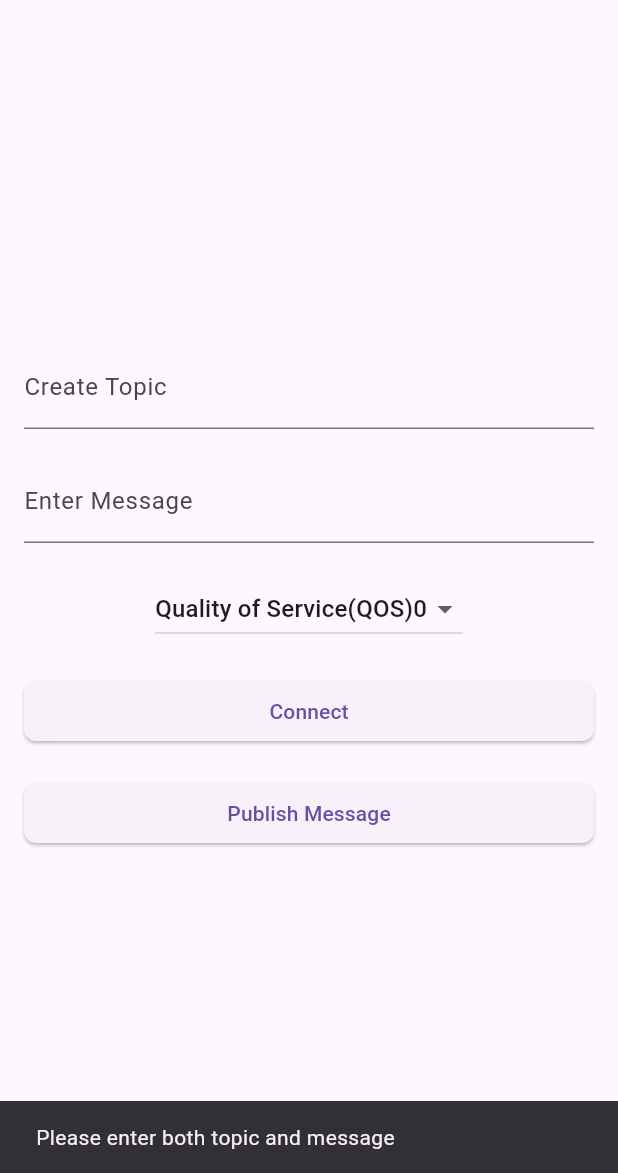
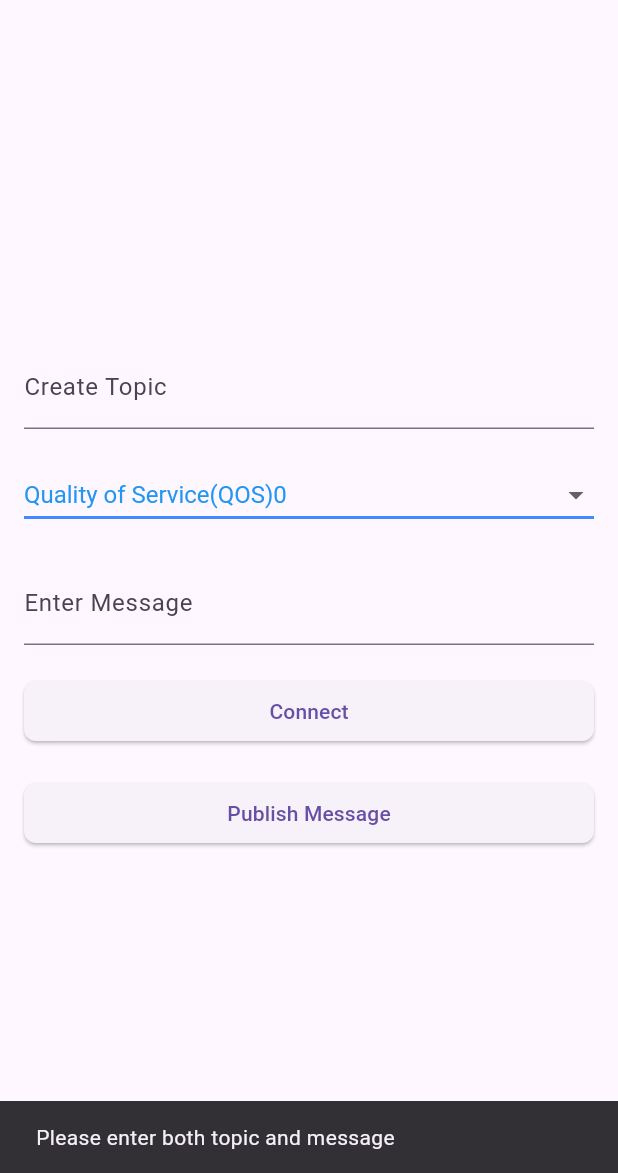
Before and after one commit to amAkshay18/mqtt_example, a Flutter app: the screen it shows after launch, after a tap on "Publish Message", on a phone screen of 412 x 824 dp, the part 63-1236 px from its top. Run offline on Flutter 3.47's test engine with Material 3 defaults, Android fonts, the phone set to English and light mode, and no system bars; missing offline and left inert: mqtt_client.

Commit message:
Task almost completed

```diff
--- a/lib/mqtt_services.dart
+++ b/lib/features/home/service/mqtt_services.dart
@@ -1,4 +1,5 @@
 import 'dart:developer';
+import 'package:flutter/material.dart';
 import 'package:mqtt_client/mqtt_client.dart';
 import 'package:mqtt_client/mqtt_server_client.dart';
 import 'package:uuid/uuid.dart';
@@ -32,11 +33,11 @@ class MQTTService {
   }
 
   void onConnected() {
-    print('Connected');
+    debugPrint('Connected');
   }
 
   void onDisconnected() {
-    print('Disconnected');
+    debugPrint('Disconnected');
   }
 
   void disconnect() {
--- /dev/null
+++ b/lib/features/home/view/home_screen.dart
@@ -0,0 +1,158 @@
+import 'dart:developer';
+import 'package:flutter/material.dart';
+import 'package:onwords/features/home/view_model/home_view_model.dart';
+import 'package:onwords/utils/app_strings.dart';
+import 'package:provider/provider.dart';
+
+class HomeScreen extends StatefulWidget {
+  const HomeScreen({super.key});
+
+  @override
+  HomeScreenState createState() => HomeScreenState();
+}
+
+class HomeScreenState extends State<HomeScreen> {
+  @override
+  void dispose() {
+    context.read<HomeViewModel>().topicController.dispose();
+    context.read<HomeViewModel>().messageController.dispose();
+    super.dispose();
+  }
+
+  @override
+  Widget build(BuildContext context) {
+    return Scaffold(
+      appBar: AppBar(
+        title: const Text(AppStrings.title),
+      ),
+      body: Padding(
+        padding: const EdgeInsets.all(16.0),
+        child: Center(
+          child: Column(
+            mainAxisAlignment: MainAxisAlignment.center,
+            children: <Widget>[
+              TextFormField(
+                controller: context.read<HomeViewModel>().topicController,
+                decoration: const InputDecoration(
+                  labelText: 'Create Topic',
+                ),
+              ),
+              const SizedBox(height: 20),
+              Selector<HomeViewModel, String>(
+                  selector: (p0, p1) => p1.selectedQoS,
+                  builder: (context, selectedQos, _) {
+                    return SizedBox(
+                      width: double.infinity,
+                      child: DropdownButton<String>(
+                        value: selectedQos,
+                        isExpanded: true,
+                        underline: Container(
+                          height: 2,
+                          color: Colors.blueAccent,
+                        ),
+                        items: <String>['0', '1', '2'].map((String value) {
+                          return DropdownMenuItem<String>(
+                            value: value,
+                            child: Text(
+                              'Quality of Service(QOS)$value',
+                              textAlign: TextAlign.center,
+                            ),
+                          );
+                        }).toList(),
+                        onChanged: (String? newValue) {
+                          context
+                              .read<HomeViewModel>()
+                              .updateSelectedQOS(newValue ?? "0");
+                        },
+                        style: const TextStyle(
+                          color: Colors.blue,
+                          fontSize: 16,
+                        ),
+                        dropdownColor: Colors.white,
+                        borderRadius: BorderRadius.circular(8),
+                      ),
+                    );
+                  }),
+              const SizedBox(height: 20),
+              TextFormField(
+                controller: context.read<HomeViewModel>().messageController,
+                decoration: const InputDecoration(
+                  labelText: 'Enter Message',
+                ),
+              ),
+              const SizedBox(height: 20),
+              SizedBox(
+                width: double.infinity,
+                child: ElevatedButton(
+                  onPressed: () async {
+                    await context.read<HomeViewModel>().connect().whenComplete(
+                      () {
+                        log('Connected to MQTT server');
+                        ScaffoldMessenger.of(context).showSnackBar(
+                          const SnackBar(
+                            content: Text('Connected to MQTT server'),
+                          ),
+                        );
+                      },
+                    );
+                  },
+                  style: ElevatedButton.styleFrom(
+                    shape: RoundedRectangleBorder(
+                      borderRadius: BorderRadius.circular(8),
+                    ),
+                  ),
+                  child: const Text(AppStrings.connect),
+                ),
+              ),
+              const SizedBox(height: 20),
+              SizedBox(
+                width: double.infinity,
+                child: ElevatedButton(
+                  onPressed: () {
+                    final topic =
+                        context.read<HomeViewModel>().topicController.text;
+                    debugPrint(
+                        '----------------------------------------$topic');
+
+                    final message =
+                        context.read<HomeViewModel>().messageController.text;
+                    debugPrint(
+                        '----------------------------------------$message');
+                    final selectedQualityOfService =
+                        int.parse(context.read<HomeViewModel>().selectedQoS);
+                    if (topic.isNotEmpty && message.isNotEmpty) {
+                      context.read<HomeViewModel>().publish(
+                            message: message,
+                            qosLevel: selectedQualityOfService,
+                            topic: topic,
+                          );
+                      log('Message published');
+                      ScaffoldMessenger.of(context).showSnackBar(
+                        const SnackBar(
+                          content: Text('Message published'),
+                        ),
+                      );
+                    } else {
+                      ScaffoldMessenger.of(context).showSnackBar(
+                        const SnackBar(
+                          content: Text('Please enter both topic and message'),
+                        ),
+                      );
+                    }
+                  },
+                  style: ElevatedButton.styleFrom(
+                    shape: RoundedRectangleBorder(
+                      borderRadius: BorderRadius.circular(8),
+                    ),
+                  ),
+                  //-----------------------------------------------------------------------------------
+                  child: const Text(AppStrings.publish),
+                ),
+              ),
+            ],
+          ),
+        ),
+      ),
+    );
+  }
+}
--- /dev/null
+++ b/lib/features/home/view_model/home_view_model.dart
@@ -0,0 +1,25 @@
+import 'package:flutter/material.dart';
+import 'package:onwords/features/home/service/mqtt_services.dart';
+
+class HomeViewModel extends ChangeNotifier {
+  HomeViewModel({required this.mqttService});
+  final MQTTService mqttService;
+  String selectedQoS = '0';
+
+  final TextEditingController topicController = TextEditingController();
+  final TextEditingController messageController = TextEditingController();
+
+  void publish(
+      {required String topic, required String message, required int qosLevel}) {
+    mqttService.publish(topic, message, qosLevel);
+  }
+
+  Future<void> connect() async {
+    await mqttService.connect();
+  }
+
+  updateSelectedQOS(String qos) {
+    selectedQoS = qos;
+    notifyListeners();
+  }
+}
--- a/lib/main.dart
+++ b/lib/main.dart
@@ -1,5 +1,8 @@
 import 'package:flutter/material.dart';
-import 'package:onwords/ui/home_screen.dart';
+import 'package:onwords/features/home/service/mqtt_services.dart';
+import 'package:onwords/features/home/view/home_screen.dart';
+import 'package:onwords/features/home/view_model/home_view_model.dart';
+import 'package:provider/provider.dart';
 
 void main() {
   runApp(const MyApp());
@@ -10,13 +13,17 @@
 
   @override
   Widget build(BuildContext context) {
-    return MaterialApp(
-      title: 'MQTT Example',
-      theme: ThemeData(
-        primarySwatch: Colors.blue,
-        visualDensity: VisualDensity.adaptivePlatformDensity,
+    return ChangeNotifierProvider(
+      create: (context) => HomeViewModel(mqttService: MQTTService()),
+      child: MaterialApp(
+        debugShowCheckedModeBanner: false,
+        title: 'HomeScreen',
+        theme: ThemeData(
+          primarySwatch: Colors.blue,
+          visualDensity: VisualDensity.adaptivePlatformDensity,
+        ),
+        home: const HomeScreen(),
       ),
-      home: const HomeScreen(),
     );
   }
 }
--- a/lib/ui/home_screen.dart
+++ /dev/null
@@ -1,128 +0,0 @@
-import 'dart:developer';
-import 'package:flutter/material.dart';
-import 'package:onwords/mqtt_services.dart';
-
-class HomeScreen extends StatefulWidget {
-  const HomeScreen({super.key});
-
-  @override
-  _HomeScreenState createState() => _HomeScreenState();
-}
-
-class _HomeScreenState extends State<HomeScreen> {
-  final MQTTService mqttService = MQTTService();
-  final TextEditingController topicController = TextEditingController();
-  final TextEditingController messageController = TextEditingController();
-  String selectedQoS = '0'; // Default QoS
-
-  @override
-  void dispose() {
-    topicController.dispose();
-    messageController.dispose();
-    super.dispose();
-  }
-
-  @override
-  Widget build(BuildContext context) {
-    return Scaffold(
-      appBar: AppBar(
-        title: const Text('MQTT Example'),
-      ),
-      body: Padding(
-        padding: const EdgeInsets.all(16.0),
-        child: Center(
-          child: Column(
-            mainAxisAlignment: MainAxisAlignment.center,
-            children: <Widget>[
-              TextFormField(
-                controller: topicController,
-                decoration: const InputDecoration(
-                  labelText: 'Create Topic',
-                ),
-              ),
-              const SizedBox(height: 20),
-              TextFormField(
-                controller: messageController,
-                decoration: const InputDecoration(
-                  labelText: 'Enter Message',
-                ),
-              ),
-              const SizedBox(height: 20),
-              DropdownButton<String>(
-                value: selectedQoS,
-                items: <String>['0', '1', '2'].map((String value) {
-                  return DropdownMenuItem<String>(
-                    value: value,
-                    child: Text('Quality of Service(QOS)$value'),
-                  );
-                }).toList(),
-                onChanged: (String? newValue) {
-                  setState(() {
-                    selectedQoS = newValue!;
-                  });
-                },
-              ),
-              const SizedBox(height: 20),
-              SizedBox(
-                width: double
-                    .infinity, // Make the button the same width as the parent
-                child: ElevatedButton(
-                  onPressed: () async {
-                    await mqttService.connect();
-                    log('Connected to MQTT server');
-                    ScaffoldMessenger.of(context).showSnackBar(
-                      const SnackBar(
-                        content: Text('Connected to MQTT server'),
-                      ),
-                    );
-                  },
-                  style: ElevatedButton.styleFrom(
-                    shape: RoundedRectangleBorder(
-                      borderRadius: BorderRadius.circular(8),
-                    ),
-                  ),
-                  child: const Text('Connect'),
-                ),
-              ),
-              const SizedBox(height: 20),
-              SizedBox(
-                width: double
-                    .infinity, // Make the button the same width as the parent
-                child: ElevatedButton(
-                  onPressed: () {
-                    if (topicController.text.isNotEmpty &&
-                        messageController.text.isNotEmpty) {
-                      mqttService.publish(
-                        topicController.text,
-                        messageController.text,
-                        int.parse(selectedQoS),
-                      );
-                      log('Message published');
-                      ScaffoldMessenger.of(context).showSnackBar(
-                        const SnackBar(
-                          content: Text('Message published'),
-                        ),
-                      );
-                    } else {
-                      ScaffoldMessenger.of(context).showSnackBar(
-                        const SnackBar(
-                          content: Text('Please enter both topic and message'),
-                        ),
-                      );
-                    }
-                  },
-                  style: ElevatedButton.styleFrom(
-                    shape: RoundedRectangleBorder(
-                      borderRadius: BorderRadius.circular(8),
-                    ),
-                  ),
-                  child: const Text('Publish Message'),
-                ),
-              ),
-            ],
-          ),
-        ),
-      ),
-    );
-  }
-}
--- /dev/null
+++ b/lib/utils/app_strings.dart
@@ -0,0 +1,5 @@
+class AppStrings {
+  static const publish = "Publish Message";
+  static const connect = "Connect";
+  static const title = "MQTT Example";
+}
```
